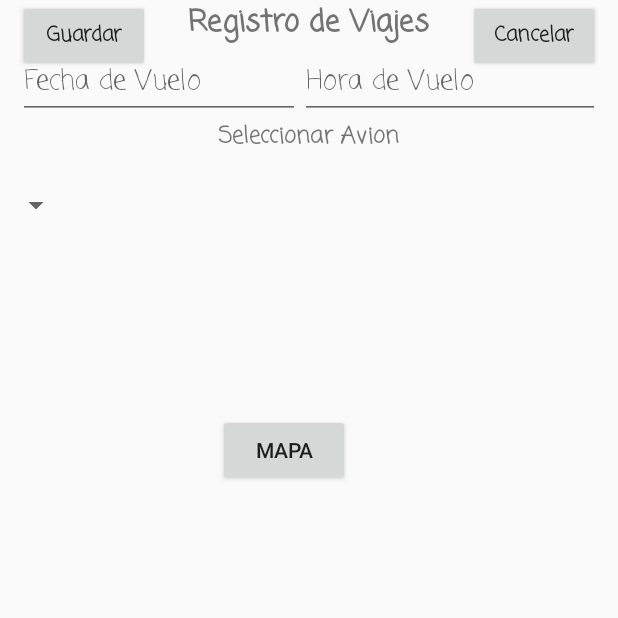
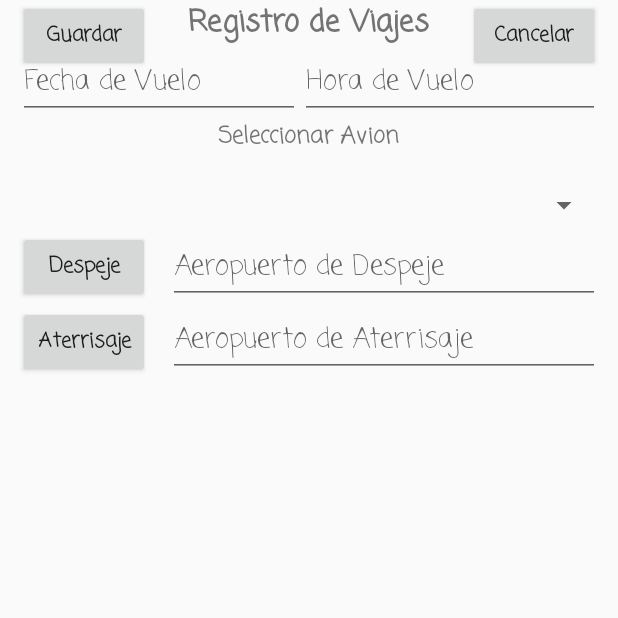
Before and after one commit to bortan01/Aerolinea, an Android app: the RegistroVueloActivity screen opened directly, with no data from a screen before it, on a phone screen of 412 x 824 dp, the top half of it. Run offline under Robolectric (Android 15) with nearby library versions, the light colour scheme and no system bars; libraries missing offline, so code that uses them is left out: com.loopj.android, cz.msebera.android; 4 statements that could not run were skipped.

Commit message:
ya recupera la posicion

```diff
--- a/app/src/main/java/e/miranda/aero/MainActivity.java
+++ b/app/src/main/java/e/miranda/aero/MainActivity.java
@@ -12,12 +12,20 @@ public class MainActivity extends AppCompatActivity {
     public static double latitud;
     public static double longitud;
     public static String opcion;
-    public static ArrayList<Aeropuerto> listaDatos;
+    public static String aterrisaje;
+    public static String despeje;
+    public static int  idAterrisaje;
+    public static int idDespeje;
+
+    public static ArrayList<Aeropuerto> listaAeropuertos;
+    conexion con ;
     @Override
     protected void onCreate(Bundle savedInstanceState) {
         super.onCreate(savedInstanceState);
         setContentView(R.layout.activity_main);
-        listaDatos = new ArrayList<>();
+        listaAeropuertos = new ArrayList<>();
+        con = new conexion(this);
+        con.obteneAeropuerto();
     }
 
     public void goHome(View view) {
--- a/app/src/main/java/e/miranda/aero/MapsActivity.java
+++ b/app/src/main/java/e/miranda/aero/MapsActivity.java
@@ -38,7 +38,7 @@ public class MapsActivity extends FragmentActivity implements OnMapReadyCallback
     public void onMapReady(GoogleMap googleMap) {
         mMap = googleMap;
 
-   /*    if(MainActivity.opcion.equals("obtenerCoordenada")){
+       if(MainActivity.opcion.equals("obtenerCoordenada")){
            LatLng ubicacion = new LatLng(13.637397,-88.787026);
            mMap.addMarker(new MarkerOptions()
                    .position(ubicacion)
@@ -48,20 +48,19 @@ public class MapsActivity extends FragmentActivity implements OnMapReadyCallback
            mMap.moveCamera(CameraUpdateFactory.newLatLngZoom(ubicacion,8));
            mMap.setOnMarkerClickListener(this);
            mMap.setOnMarkerDragListener(this);
-       }else{*/
+       }else if(MainActivity.opcion.equals("obtenerAeropuerto")){
            conexion con = new conexion(this);
            con.obteneAeropuerto();
-
-
-
-           for(Aeropuerto d: MainActivity.listaDatos){
+           for(Aeropuerto d: MainActivity.listaAeropuertos){
                LatLng ubicacion = new LatLng(d.getLatiutd(),d.getLongitud());
                mMap.addMarker(new MarkerOptions()
                        .position(ubicacion)
-                       .title(d.getNombre()));
+                       .title(d.getNombre() + "este es el bombre"));
                mMap.moveCamera(CameraUpdateFactory.newLatLngZoom(ubicacion,8));
+               mMap.setOnMarkerClickListener(this);
+               mMap.setOnMarkerDragListener(this);
            }
-     //  }
+       }
 
 
     }
@@ -71,6 +70,8 @@ public class MapsActivity extends FragmentActivity implements OnMapReadyCallback
         Toast.makeText(this, "estas en onMarclick ",Toast.LENGTH_SHORT).show();
         MainActivity.latitud = marker.getPosition().latitude;
         MainActivity.longitud = marker.getPosition().longitude;
+        MainActivity.despeje = marker.getTitle();
+
         setResult(RESULT_OK);
         finish();
         return true;
--- a/app/src/main/java/e/miranda/aero/RegistroVueloActivity.java
+++ b/app/src/main/java/e/miranda/aero/RegistroVueloActivity.java
@@ -7,6 +7,7 @@ import android.support.v7.app.AppCompatActivity;
 import android.os.Bundle;
 import android.view.View;
 import android.widget.ArrayAdapter;
+import android.widget.Button;
 import android.widget.DatePicker;
 import android.widget.EditText;
 import android.widget.Spinner;
@@ -22,6 +23,8 @@ public class RegistroVueloActivity extends AppCompatActivity {
     int minut, second , hour;
     Spinner comboAvion;
     conexion conexion;
+    EditText txtDespeje, txtAterrisaje;
+    Button despeje, aterrisaje;
 
     @Override
     protected void onCreate(Bundle savedInstanceState) {
@@ -29,6 +32,10 @@ public class RegistroVueloActivity extends AppCompatActivity {
         setContentView(R.layout.activity_registro_vuelo);
         conexion = new conexion(this);
         fecha = findViewById(R.id.fecha);
+        txtAterrisaje = findViewById(R.id.txtAterrisaje);
+        txtDespeje = findViewById(R.id.txtDespeje);
+        despeje = findViewById(R.id.despeje);
+        aterrisaje = findViewById(R.id.aterrisaje);
         hora = findViewById(R.id.hora);
         comboAvion = findViewById(R.id.comboAvion);
         llenarComboAvion();
@@ -93,8 +100,18 @@ public class RegistroVueloActivity extends AppCompatActivity {
 
 
     public void mapa(View view) {
-        MainActivity.opcion= "obtenerCoordenada";
+        MainActivity.opcion= "obtenerAeropuerto";
         Intent intent = new Intent(this,MapsActivity.class);
         startActivityForResult(intent,1);
     }
+    @Override
+    protected void onActivityResult(int requestCode, int resultCode, Intent data) {
+        if(requestCode ==1){
+            if(resultCode == RESULT_OK){
+                txtDespeje.setText("" + MainActivity.despeje);
+                txtAterrisaje.setText("" + MainActivity.aterrisaje);
+            }
+        }
+
+    }
 }
--- a/app/src/main/java/e/miranda/aero/conexion.java
+++ b/app/src/main/java/e/miranda/aero/conexion.java
@@ -102,8 +102,8 @@ public  class conexion {
                             aero.setNombre(jsonArray.getJSONObject(i).getString("nombre"));
                             aero.setLongitud(jsonArray.getJSONObject(i).getDouble("longitud"));
                             aero.setLatiutd(jsonArray.getJSONObject(i).getDouble("latitud"));
-                            MainActivity.listaDatos.add(aero);
-                            Toast.makeText(context, "ciclo " + i,Toast.LENGTH_SHORT).show();
+                            MainActivity.listaAeropuertos.add(aero);
+                            Toast.makeText(context, "ciclo " + aero.getNombre(),Toast.LENGTH_SHORT).show();
                         }
                     }catch (Exception e){
                         msg("Problema: " + e.getMessage());
--- a/app/src/main/res/layout/activity_registro_vuelo.xml
+++ b/app/src/main/res/layout/activity_registro_vuelo.xml
@@ -94,23 +94,79 @@
 
     <Spinner
         android:id="@+id/comboAvion"
-        android:layout_width="wrap_content"
+        android:layout_marginLeft="12sp"
+        android:layout_marginRight="12sp"
+        android:layout_width="match_parent"
         android:layout_height="wrap_content"
-
+android:layout_marginBottom="5sp"
         android:layout_alignTop="@+id/textoAvion"
         android:layout_alignParentStart="true"
         android:layout_marginTop="45dp">
 
     </Spinner>
+    <Button
+        android:id="@+id/despeje"
+        android:layout_marginLeft="12sp"
+        android:layout_width="wrap_content"
+        android:layout_height="wrap_content"
+        android:layout_alignParentStart="true"
+        android:layout_below="@+id/comboAvion"
+        android:onClick="mapa"
+        android:text="@string/despeje"
+        android:textAllCaps="false"
+        android:textStyle="bold"
+        android:fontFamily="casual"
+
+        />
+    <EditText
+        android:id="@+id/txtDespeje"
+        android:layout_width="match_parent"
+        android:layout_marginRight="12sp"
+        android:layout_height="wrap_content"
+        android:layout_below="@id/comboAvion"
+        android:clickable="true"
+        android:ems="5"
+        android:focusable="false"
+        android:hint="@string/despeje_aeropuerto"
+        android:inputType="date"
+        android:layout_marginLeft="12sp"
+        android:fontFamily="casual"
+        android:layout_toEndOf="@id/despeje"
+
+        android:maxLines="1" />
 
     <Button
+
+        android:id="@+id/aterrisaje"
+        android:layout_marginTop="2sp"
+        android:layout_marginLeft="12sp"
         android:layout_width="wrap_content"
         android:layout_height="wrap_content"
-        android:layout_alignStart="@+id/textoAvion"
-        android:layout_alignParentTop="true"
-        android:layout_marginTop="276dp"
+        android:layout_alignParentStart="true"
+        android:layout_below="@+id/despeje"
         android:onClick="mapa"
-        android:text="mapa" />
+        android:text="@string/aterrisaje"
+        android:textAllCaps="false"
+        android:textStyle="bold"
+        android:fontFamily="casual"
+
+        />
+    <EditText
+        android:id="@+id/txtAterrisaje"
+        android:layout_width="match_parent"
+        android:layout_marginRight="12sp"
+        android:layout_height="wrap_content"
+        android:layout_below="@id/txtDespeje"
+        android:clickable="true"
+        android:ems="5"
+        android:focusable="false"
+        android:hint="@string/despeje_aterrisaje"
+        android:inputType="date"
+        android:layout_marginLeft="12sp"
+        android:fontFamily="casual"
+        android:layout_toEndOf="@id/despeje"
+        android:maxLines="1" />
+
 
 
 
--- a/app/src/main/res/values/strings.xml
+++ b/app/src/main/res/values/strings.xml
@@ -44,5 +44,9 @@
     <string name="hora_vuelo">Hora de Vuelo</string>
     <string name="seleccionar_avion">Seleccionar Avion</string>
     <string name="btnBuscar">Buscar</string>
+    <string name="despeje">Despeje</string>
+    <string name="despeje_aeropuerto">Aeropuerto de Despeje</string>
+    <string name="aterrisaje">Aterrisaje</string>
+    <string name="despeje_aterrisaje">Aeropuerto de Aterrisaje</string>
 
 </resources>
```
Also changed, not shown: 1 other file.
